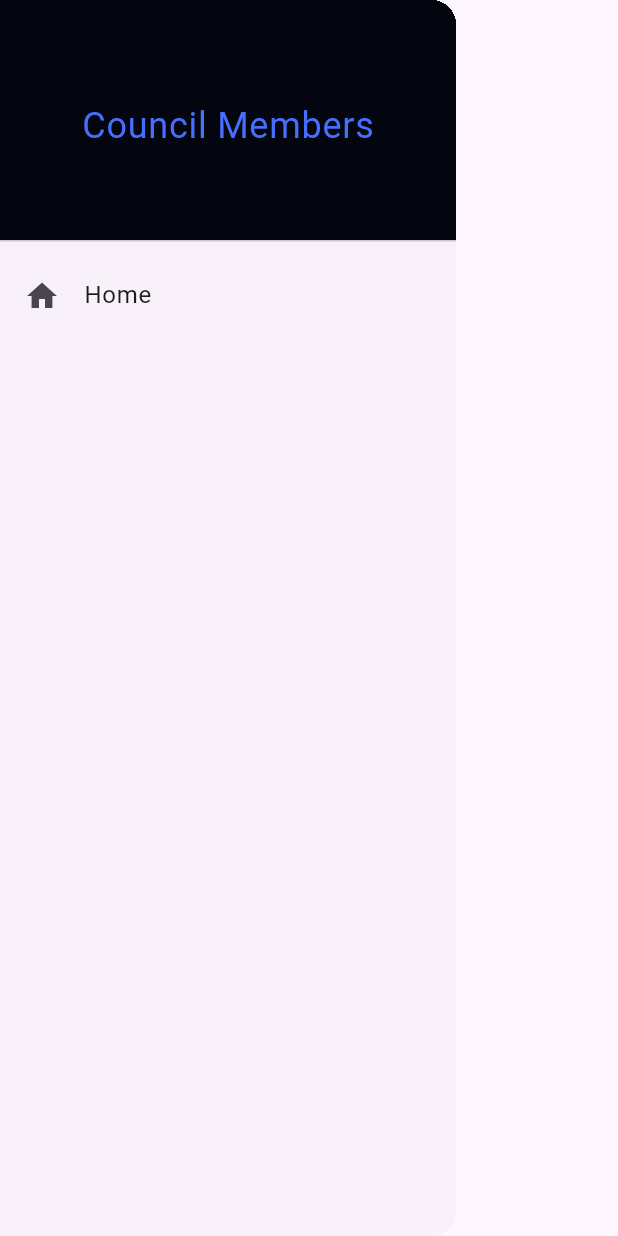
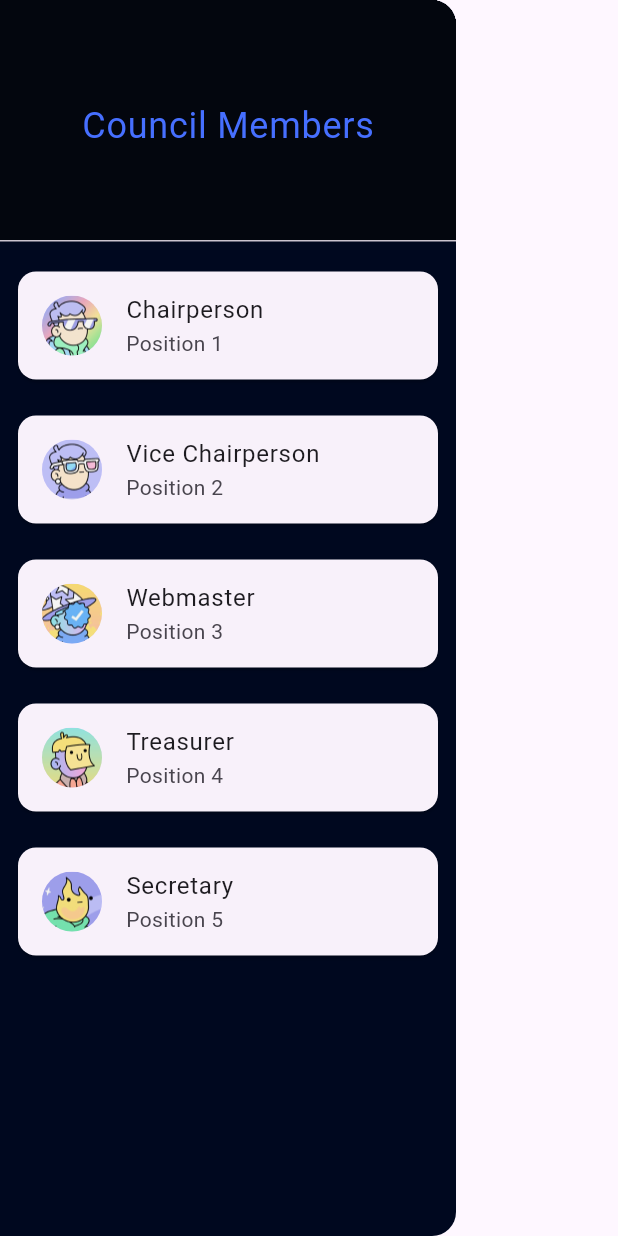
Before and after one commit to ACM-JUIT/Omnia-Frontend-Legacy, a Flutter app: the CustomDrawer widget shown alone on an empty page, opened directly, on a phone screen of 412 x 824 dp. Run offline on Flutter 3.47's test engine with Material 3 defaults, Android fonts, the phone set to English and light mode, and no system bars; our stand-ins replace google_nav_bar, readmore, youtube_player_flutter.

Commit message:
drawer council members

```diff
--- a/lib/Screens/Drawer/drawer.dart
+++ b/lib/Screens/Drawer/drawer.dart
@@ -1,6 +1,4 @@
 import 'package:flutter/material.dart';
-
-import 'package:omnia/Screens/Home/homescreen.dart';
 import 'package:omnia/Resources/Theme/theme.dart';
 
 class CustomDrawer extends StatefulWidget {
@@ -14,6 +12,7 @@ class _CustomDrawerState extends State<CustomDrawer> {
   @override
   Widget build(BuildContext context) {
     return Drawer(
+      backgroundColor: navColor,
       child: ListView(
         padding: EdgeInsets.zero,
         children: <Widget>[
@@ -31,28 +30,60 @@ class _CustomDrawerState extends State<CustomDrawer> {
               ),
             ),
           ),
-          ListTile(
-            leading: const Icon(Icons.home),
-            title: const Text('Home'),
-            onTap: () {
-              Navigator.push(
-                context,
-                MaterialPageRoute(builder: (context) => const HomeScreen()),
-              );
-            },
+          // Custom card 1
+          _buildDrawerCard(
+            heading: 'Chairperson',
+            subheading: 'Position 1',
+            imagePath: 'assets/profile1.png',
           ),
-          // ListTile(
-          //   leading: const Icon(Icons.settings),
-          //   title: const Text('Community'),
-          //   onTap: () {
-          //     Navigator.push(
-          //       context,
-          //       MaterialPageRoute(builder: (context) => const Community()),
-          //     );
-          //   },
-          // ),
+          // Custom card 2
+          _buildDrawerCard(
+            heading: 'Vice Chairperson',
+            subheading: 'Position 2',
+            imagePath: 'assets/profile2.png',
+          ),
+          // Custom card 3
+          _buildDrawerCard(
+            heading: 'Webmaster',
+            subheading: 'Position 3',
+            imagePath: 'assets/profile3.png',
+          ),
+          // Custom card 4
+          _buildDrawerCard(
+            heading: 'Treasurer',
+            subheading: 'Position 4',
+            imagePath: 'assets/profile4.png',
+          ),
+          // Custom card 5
+          _buildDrawerCard(
+            heading: 'Secretary',
+            subheading: 'Position 5',
+            imagePath: 'assets/profile5.png',
+          ),
         ],
       ),
     );
   }
+
+  Widget _buildDrawerCard({
+    required String heading,
+    required String subheading,
+    required String imagePath,
+  }) {
+    return Padding(
+      padding: const EdgeInsets.all(8.0),
+      child: Card(
+        child: ListTile(
+          title: Text(heading),
+          subtitle: Text(subheading),
+          leading: CircleAvatar(
+            backgroundImage: AssetImage(imagePath),
+          ),
+          onTap: () {
+            // Handle card
+          },
+        ),
+      ),
+    );
+  }
 }
```
